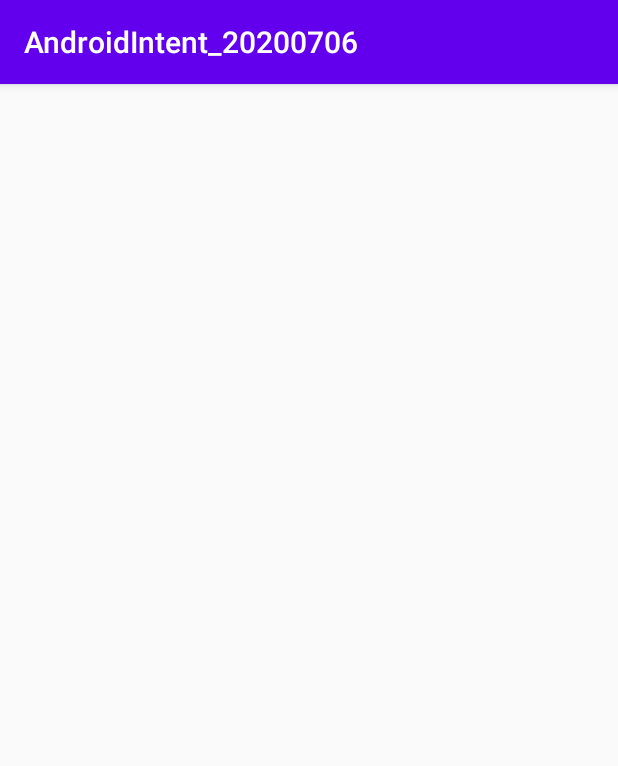
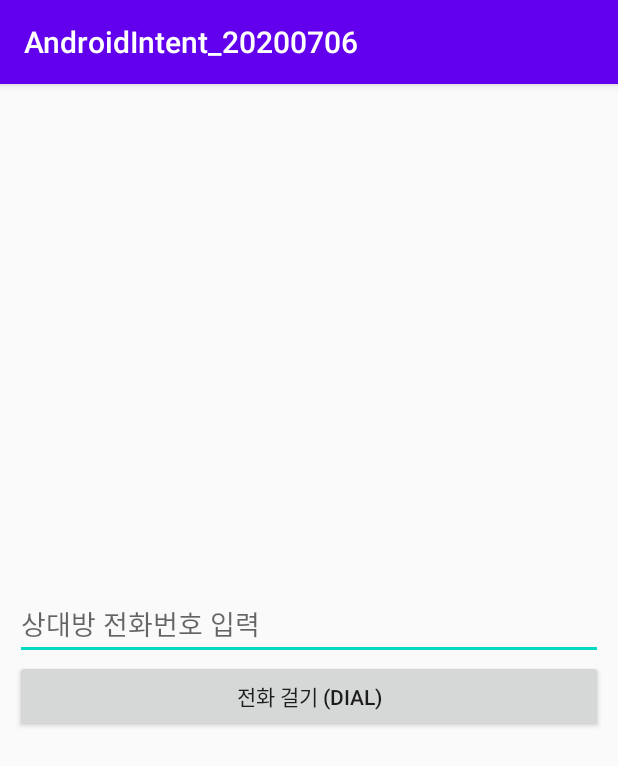
Before and after one commit to cho881020/AndroidIntent_20200706, an Android app: the screen it shows after launch (MainActivity), on a phone screen of 412 x 824 dp. Shown: the top 766 px of the screen. Run offline under Robolectric (Android 15) with nearby library versions, the phone set to English and light mode, and no system bars.

Commit message:
DIAL 액션 테스트 - 통화 버튼 누르기 직전

```diff
--- a/app/src/main/res/layout/activity_main.xml
+++ b/app/src/main/res/layout/activity_main.xml
@@ -9,6 +9,17 @@
     android:padding="10dp"
     tools:context=".MainActivity">
 
+    <EditText
+        android:id="@+id/phoneNumEdt"
+        android:layout_width="match_parent"
+        android:layout_height="wrap_content"
+        android:hint="상대방 전화번호 입력"
+        android:inputType="phone"/>
 
+    <Button
+        android:id="@+id/dialBtn"
+        android:layout_width="match_parent"
+        android:layout_height="wrap_content"
+        android:text="전화 걸기 (DIAL)" />
 
 </LinearLayout>
```
Also changed, not shown: app/src/main/java/kr/co/tjoeun/androidintent_20200706/MainActivity.kt (+24 -0 lines).
